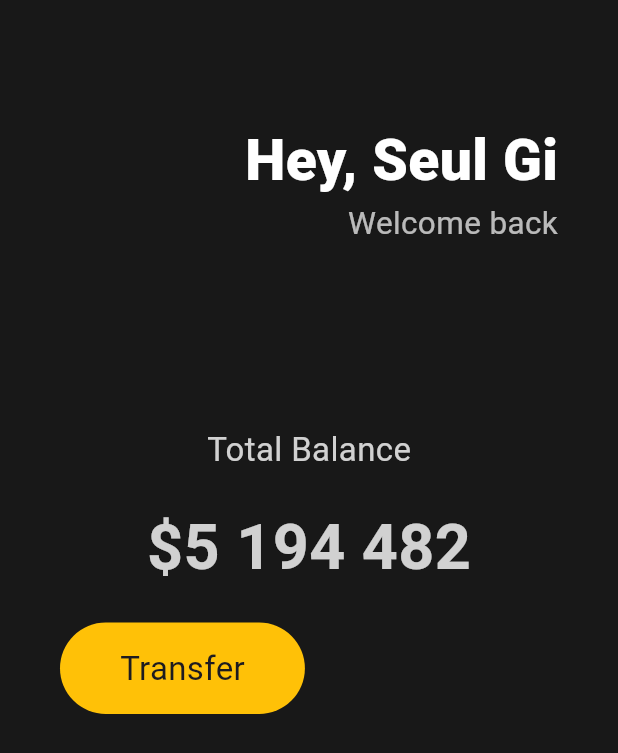
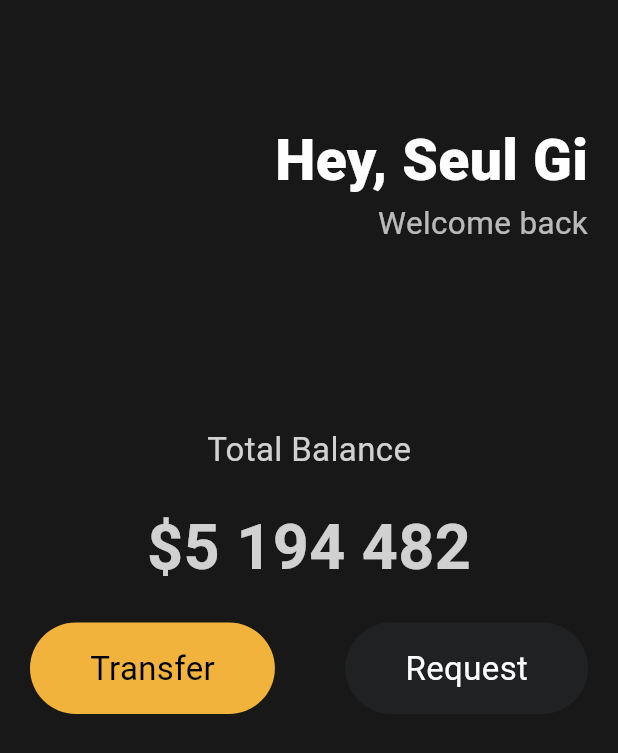
Before and after one commit to changhorang/toonflix, a Flutter app: the screen it shows after launch, on a phone screen of 412 x 824 dp. Shown: the top 753 px of the screen. Run offline on Flutter 3.47's test engine with Material 3 defaults, Android fonts, the phone set to English and light mode, and no system bars.

Commit message:
[20240426] Button widget 생성

```diff
--- a/lib/main.dart
+++ b/lib/main.dart
@@ -1,4 +1,5 @@
 import 'package:flutter/material.dart';
+import 'package:toonflix/widget/button.dart';
 
 void main() {
   runApp(const App());
@@ -9,12 +10,11 @@ class App extends StatelessWidget {
 
   @override
   Widget build(BuildContext context) {
-    // TODO: implement build
     return MaterialApp(
         home: Scaffold(
             backgroundColor: const Color(0xFF181818),
             body: Padding(
-                padding: const EdgeInsets.symmetric(horizontal: 40),
+                padding: const EdgeInsets.symmetric(horizontal: 20),
                 child: Column(
                   children: [
                     const SizedBox(
@@ -64,23 +64,17 @@ class App extends StatelessWidget {
                     const SizedBox(
                       height: 20,
                     ),
-                    Row(
+                    const Row(
+                      mainAxisAlignment: MainAxisAlignment.spaceBetween,
                       children: [
-                        Container(
-                          decoration: BoxDecoration(
-                              color: Colors.amber,
-                              borderRadius: BorderRadius.circular(45)),
-                          child: const Padding(
-                            padding: EdgeInsets.symmetric(
-                              vertical: 15,
-                              horizontal: 40,
-                            ),
-                            child: Text(
-                              'Transfer',
-                              style: TextStyle(fontSize: 22),
-                            ),
-                          ),
-                        )
+                        Button(
+                            text: "Transfer",
+                            bgColor: Color(0xFFF1B33B),
+                            textColor: Colors.black),
+                        Button(
+                            text: "Request",
+                            bgColor: Color(0xFF1F2123),
+                            textColor: Colors.white),
                       ],
                     )
                   ],
--- /dev/null
+++ b/lib/widget/button.dart
@@ -0,0 +1,31 @@
+import 'package:flutter/material.dart';
+
+class Button extends StatelessWidget {
+  final String text;
+  final Color bgColor;
+  final Color textColor;
+
+  const Button(
+      {super.key,
+      required this.text,
+      required this.bgColor,
+      required this.textColor});
+
+  @override
+  Widget build(BuildContext context) {
+    return Container(
+      decoration: BoxDecoration(
+          color: bgColor, borderRadius: BorderRadius.circular(45)),
+      child: Padding(
+        padding: const EdgeInsets.symmetric(
+          vertical: 15,
+          horizontal: 40,
+        ),
+        child: Text(
+          text,
+          style: TextStyle(color: textColor, fontSize: 22),
+        ),
+      ),
+    );
+  }
+}
```
